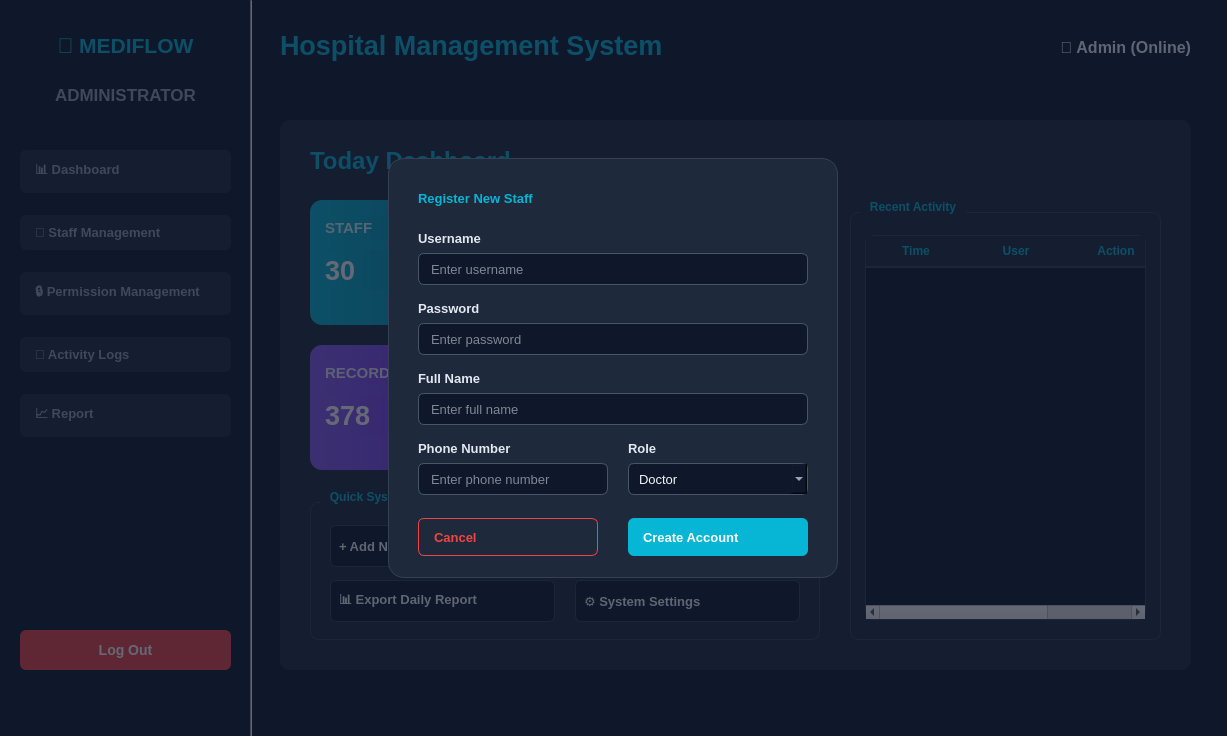
Above: AdminWindow.ui from pvz2nghiaaa/HospitalManagement before the change. Below: the same form after it.
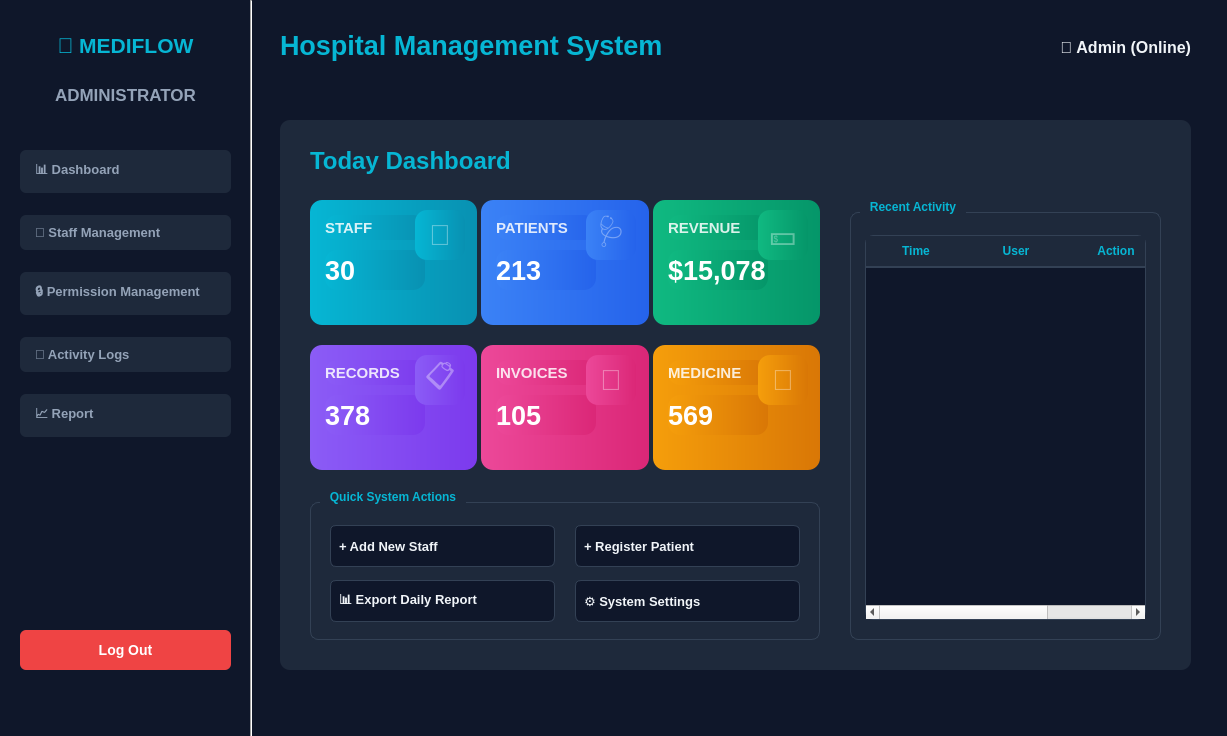
That is the form after the change.

Commit message:
feat (receptionist): find patients by id, name, phone;
- add Phone column to Patients table
- add 3 patient tests
- change patient table UI (remove medical record column)
- change add Patient UI (Admin page - add phone field)

What changed in the file:
```diff
--- a/AdminWindow.ui
+++ b/AdminWindow.ui
@@ -2203,70 +2203,6 @@
        <string>Enter full name</string>
       </property>
      </widget>
-     <widget class="QLabel" name="lblPatDOB">
-      <property name="geometry">
-       <rect>
-        <x>30</x>
-        <y>140</y>
-        <width>190</width>
-        <height>20</height>
-       </rect>
-      </property>
-      <property name="text">
-       <string>Birth Date</string>
-      </property>
-     </widget>
-     <widget class="QDateEdit" name="datePatDOB">
-      <property name="geometry">
-       <rect>
-        <x>30</x>
-        <y>165</y>
-        <width>190</width>
-        <height>32</height>
-       </rect>
-      </property>
-      <property name="calendarPopup">
-       <bool>true</bool>
-      </property>
-     </widget>
-     <widget class="QLabel" name="lblPatGender">
-      <property name="geometry">
-       <rect>
-        <x>240</x>
-        <y>140</y>
-        <width>180</width>
-        <height>20</height>
-       </rect>
-      </property>
-      <property name="text">
-       <string>Gender</string>
-      </property>
-     </widget>
-     <widget class="QComboBox" name="cbPatGender">
-      <property name="geometry">
-       <rect>
-        <x>240</x>
-        <y>165</y>
-        <width>180</width>
-        <height>32</height>
-       </rect>
-      </property>
-      <item>
-       <property name="text">
-        <string>Male</string>
-       </property>
-      </item>
-      <item>
-       <property name="text">
-        <string>Female</string>
-       </property>
-      </item>
-      <item>
-       <property name="text">
-        <string>Other</string>
-       </property>
-      </item>
-     </widget>
      <widget class="QLabel" name="lblPatAddress">
       <property name="geometry">
        <rect>
@@ -2343,9 +2279,76 @@
        <string>Register Patient</string>
       </property>
      </widget>
+     <widget class="QWidget" name="">
+      <property name="geometry">
+       <rect>
+        <x>30</x>
+        <y>140</y>
+        <width>391</width>
+        <height>61</height>
+       </rect>
+      </property>
+      <layout class="QGridLayout" name="gridLayout">
+       <item row="0" column="0">
+        <widget class="QLabel" name="lblPatDOB">
+         <property name="text">
+          <string>Birth Date</string>
+         </property>
+        </widget>
+       </item>
+       <item row="0" column="1">
+        <widget class="QLabel" name="lblPatPhone">
+         <property name="text">
+          <string>Phone Number</string>
+         </property>
+        </widget>
+       </item>
+       <item row="0" column="2">
+        <widget class="QLabel" name="lblPatGender">
+         <property name="text">
+          <string>Gender</string>
+         </property>
+        </widget>
+       </item>
+       <item row="1" column="0">
+        <widget class="QDateEdit" name="datePatDOB">
+         <property name="calendarPopup">
+          <bool>true</bool>
+         </property>
+        </widget>
+       </item>
+       <item row="1" column="1">
+        <widget class="QLineEdit" name="txtPatPhone">
+         <property name="placeholderText">
+          <string>Enter patient phone no.</string>
+         </property>
+        </widget>
+       </item>
+       <item row="1" column="2">
+        <widget class="QComboBox" name="cbPatGender">
+         <item>
+          <property name="text">
+           <string>Male</string>
+          </property>
+         </item>
+         <item>
+          <property name="text">
+           <string>Female</string>
+          </property>
+         </item>
+         <item>
+          <property name="text">
+           <string>Other</string>
+          </property>
+         </item>
+        </widget>
+       </item>
+      </layout>
+     </widget>
     </widget>
    </widget>
    <zorder>overlayPatientFrame</zorder>
+   <zorder>overlayFrame</zorder>
    <zorder>bgWidget</zorder>
    <zorder>overlayFrame</zorder>
   </widget>
```
The commit also changes 6 other files.
